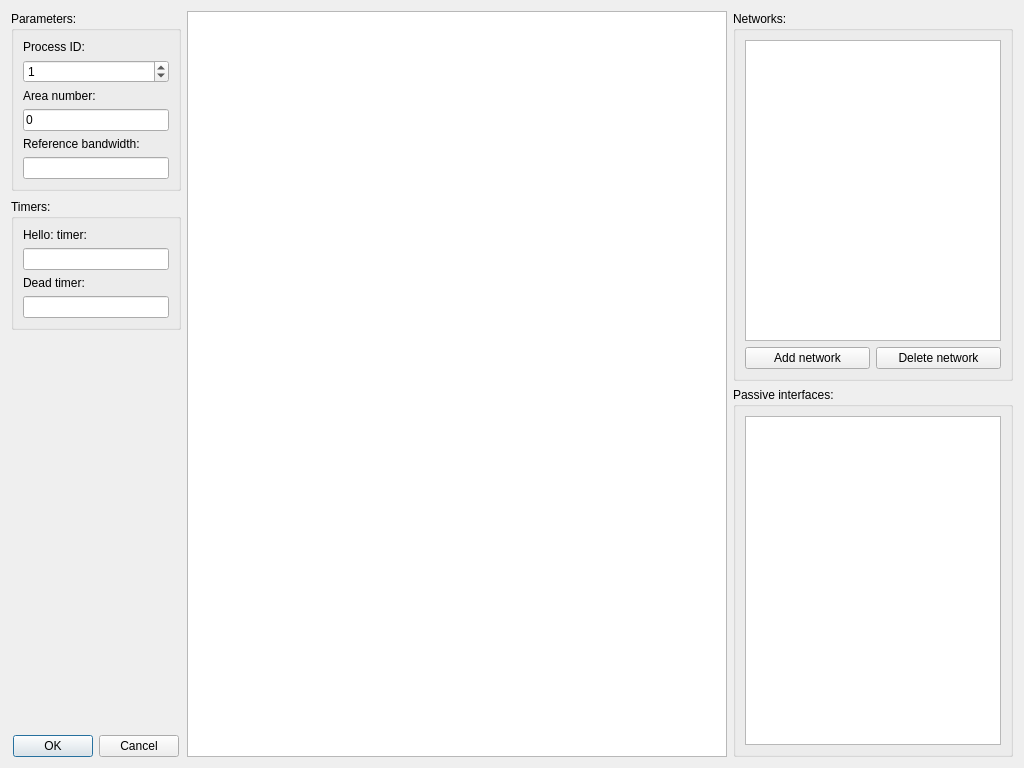
Above: ui/source/ospfdialog.ui from mlynekj/graphical-netconf-configurator before the change. Below: the same form after it.
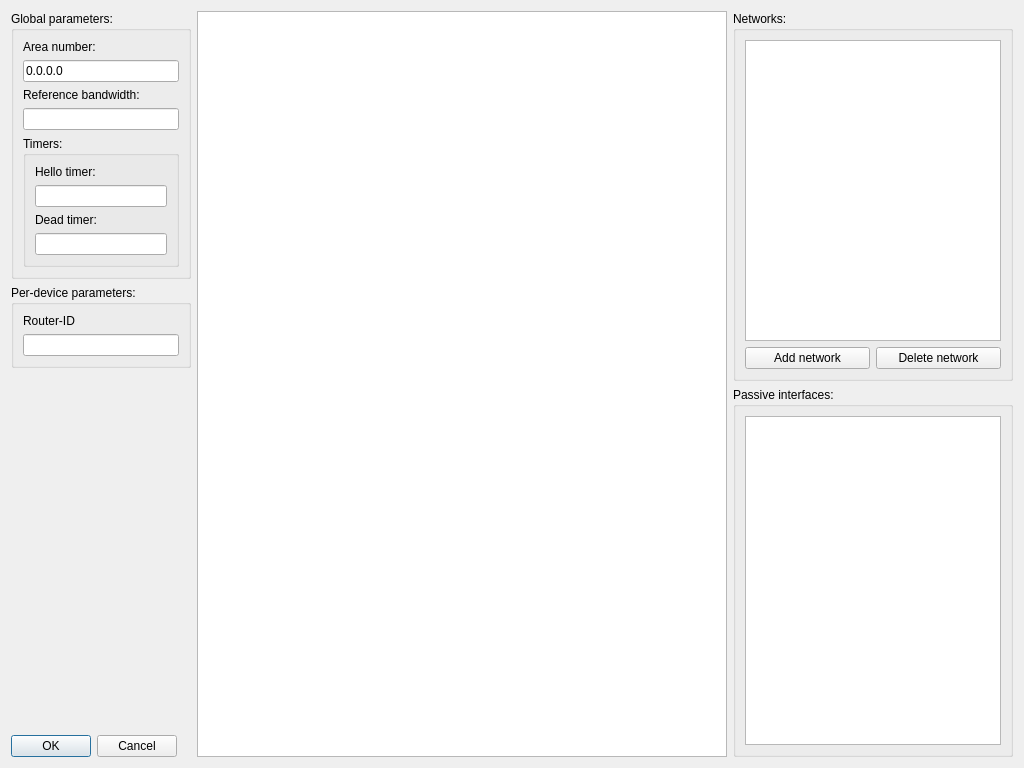
That is the form after the change.

Commit message: - Showing only the OSPF networks, which are connected via a cable on the scene. - adjustments to OSPF dialog in QtCreator - more minor changes

Patch:
```diff
--- a/ui/source/ospfdialog.ui
+++ b/ui/source/ospfdialog.ui
@@ -36,11 +36,9 @@
   </property>
   <layout class="QHBoxLayout" name="horizontalLayout_2">
    <item>
-    <layout class="QVBoxLayout" name="verticalLayout_11">
-     <item>
-      <layout class="QVBoxLayout" name="verticalLayout_10">
+    <layout class="QVBoxLayout" name="verticalLayout_2">
        <item alignment="Qt::AlignmentFlag::AlignLeft|Qt::AlignmentFlag::AlignTop">
-        <widget class="QGroupBox" name="parameters_groupbox">
+      <widget class="QGroupBox" name="global_parameters_groupbox">
          <property name="sizePolicy">
           <sizepolicy hsizetype="MinimumExpanding" vsizetype="Expanding">
            <horstretch>0</horstretch>
@@ -49,7 +47,7 @@
          </property>
          <property name="minimumSize">
           <size>
-           <width>170</width>
+         <width>180</width>
            <height>0</height>
           </size>
          </property>
@@ -60,50 +58,9 @@
           </size>
          </property>
          <property name="title">
-          <string>Parameters:</string>
+        <string>Global parameters:</string>
          </property>
          <layout class="QVBoxLayout" name="verticalLayout_7">
-          <item alignment="Qt::AlignmentFlag::AlignLeft">
-           <widget class="QLabel" name="process_id_label">
-            <property name="sizePolicy">
-             <sizepolicy hsizetype="Expanding" vsizetype="Expanding">
-              <horstretch>0</horstretch>
-              <verstretch>0</verstretch>
-             </sizepolicy>
-            </property>
-            <property name="toolTip">
-             <string>Specifiy OSPF process ID number. Defaults to 1.</string>
-            </property>
-            <property name="text">
-             <string>Process ID:</string>
-            </property>
-            <property name="buddy">
-             <cstring>process_id_input</cstring>
-            </property>
-           </widget>
-          </item>
-          <item>
-           <widget class="QSpinBox" name="process_id_input">
-            <property name="sizePolicy">
-             <sizepolicy hsizetype="Expanding" vsizetype="Expanding">
-              <horstretch>0</horstretch>
-              <verstretch>0</verstretch>
-             </sizepolicy>
-            </property>
-            <property name="toolTip">
-             <string>Specifiy OSPF process ID number. Defaults to 1.</string>
-            </property>
-            <property name="specialValueText">
-             <string>1</string>
-            </property>
-            <property name="maximum">
-             <number>65535</number>
-            </property>
-            <property name="value">
-             <number>1</number>
-            </property>
-           </widget>
-          </item>
           <item alignment="Qt::AlignmentFlag::AlignLeft">
            <widget class="QLabel" name="area_number_label">
             <property name="sizePolicy">
@@ -135,10 +92,10 @@
              <string>Specifiy OSPF area number. Defaults to 0.</string>
             </property>
             <property name="text">
-             <string>0</string>
+           <string>0.0.0.0</string>
             </property>
             <property name="placeholderText">
-             <string>0</string>
+           <string>0.0.0.0</string>
             </property>
            </widget>
           </item>
@@ -164,7 +121,7 @@
           <item>
            <widget class="QLineEdit" name="reference_bandwidth_input">
             <property name="sizePolicy">
-             <sizepolicy hsizetype="Expanding" vsizetype="Expanding">
+           <sizepolicy hsizetype="Expanding" vsizetype="Fixed">
               <horstretch>0</horstretch>
               <verstretch>0</verstretch>
              </sizepolicy>
@@ -174,20 +131,17 @@
             </property>
            </widget>
           </item>
-         </layout>
-        </widget>
-       </item>
-       <item alignment="Qt::AlignmentFlag::AlignLeft|Qt::AlignmentFlag::AlignTop">
+        <item>
         <widget class="QGroupBox" name="timers_groupbox">
          <property name="sizePolicy">
-          <sizepolicy hsizetype="MinimumExpanding" vsizetype="Expanding">
+           <sizepolicy hsizetype="Expanding" vsizetype="Expanding">
            <horstretch>0</horstretch>
            <verstretch>0</verstretch>
           </sizepolicy>
          </property>
          <property name="minimumSize">
           <size>
-           <width>170</width>
+            <width>0</width>
            <height>0</height>
           </size>
          </property>
@@ -207,7 +161,7 @@
              <string>Specify OSPF hello timer.</string>
             </property>
             <property name="text">
-             <string>Hello: timer:</string>
+              <string>Hello timer:</string>
             </property>
             <property name="buddy">
              <cstring>hello_input</cstring>
@@ -263,8 +217,40 @@
         </widget>
        </item>
       </layout>
+      </widget>
      </item>
-     <item alignment="Qt::AlignmentFlag::AlignHCenter|Qt::AlignmentFlag::AlignBottom">
+     <item alignment="Qt::AlignmentFlag::AlignLeft|Qt::AlignmentFlag::AlignTop">
+      <widget class="QGroupBox" name="per_device_parameters_groupbox">
+       <property name="sizePolicy">
+        <sizepolicy hsizetype="MinimumExpanding" vsizetype="Expanding">
+         <horstretch>0</horstretch>
+         <verstretch>0</verstretch>
+        </sizepolicy>
+       </property>
+       <property name="minimumSize">
+        <size>
+         <width>180</width>
+         <height>0</height>
+        </size>
+       </property>
+       <property name="title">
+        <string>Per-device parameters:</string>
+       </property>
+       <layout class="QVBoxLayout" name="verticalLayout">
+        <item>
+         <widget class="QLabel" name="routerid_label">
+          <property name="text">
+           <string>Router-ID</string>
+          </property>
+         </widget>
+        </item>
+        <item>
+         <widget class="QLineEdit" name="routerid_input"/>
+        </item>
+       </layout>
+      </widget>
+     </item>
+     <item alignment="Qt::AlignmentFlag::AlignLeft|Qt::AlignmentFlag::AlignBottom">
       <widget class="QDialogButtonBox" name="ok_cancel_buttons">
        <property name="sizePolicy">
         <sizepolicy hsizetype="Expanding" vsizetype="Expanding">
```
Left out of the diff: 8 changed lines with no effect on the pictures. Lines whose indentation alone changed are shown as unchanged. The commit also changes 5 other files.
